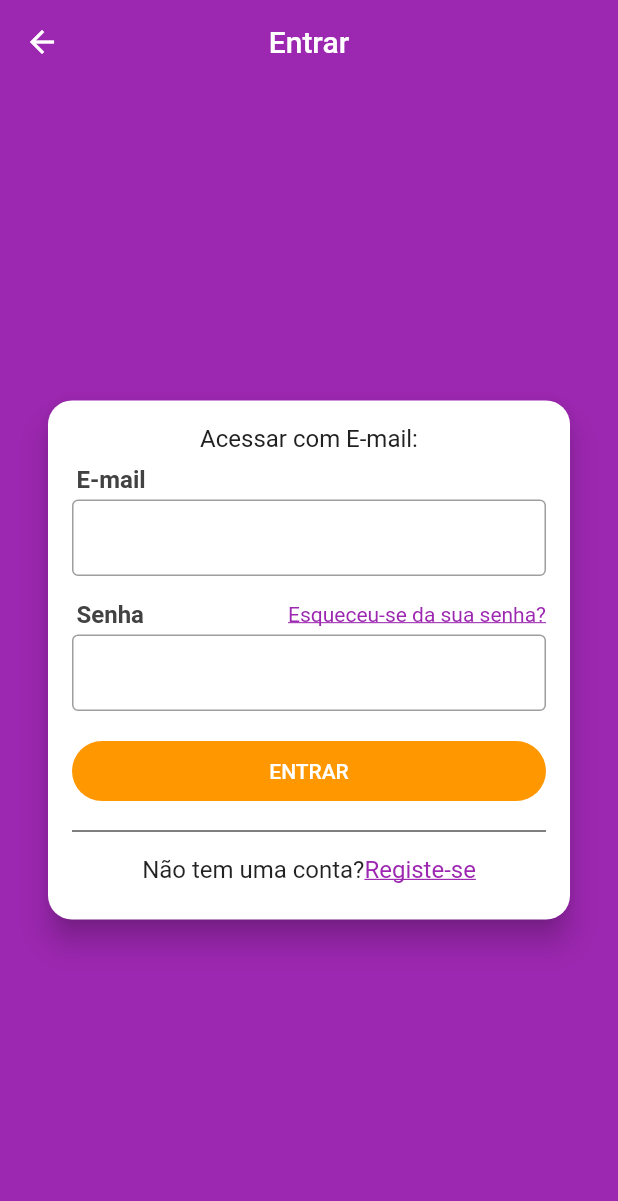
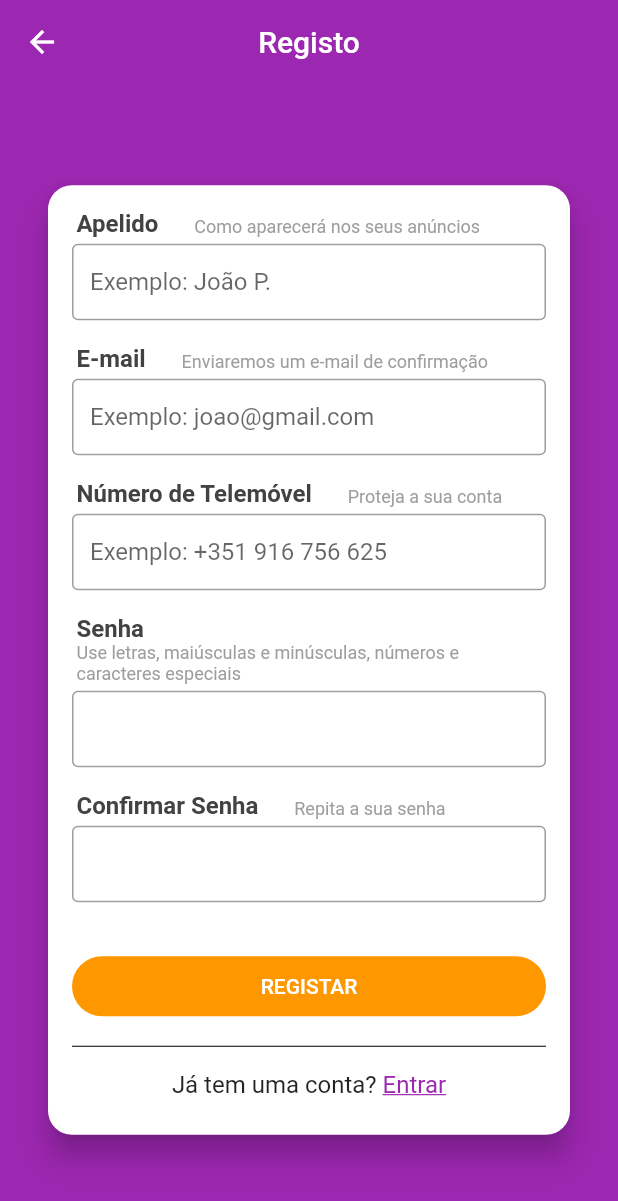
Before and after one commit to scorpaust/xlo_spark, a Flutter app: the LoginScreen screen opened directly, after a tap on "Registe-se", on a phone screen of 412 x 824 dp. Shown: the top 1201 px of the screen. Run offline on Flutter 3.47's test engine with Material 2 defaults, Android fonts, the phone set to English and light mode, and no system bars; our stand-ins replace get_it, mobx, parse_server_sdk_flutter; missing offline and left inert: connectivity_plus_web, package_info_plus_web, shared_preferences_web; generated files the repository leaves out were written again.

Commit message:
Signup Screen

```diff
--- a/lib/screens/login/login_screen.dart
+++ b/lib/screens/login/login_screen.dart
@@ -1,5 +1,6 @@
 import 'package:flutter/cupertino.dart';
 import 'package:flutter/material.dart';
+import 'package:xlo_spark/screens/signup/signup_screen.dart';
 
 class LoginScreen extends StatelessWidget {
   @override
@@ -102,10 +103,10 @@ class LoginScreen extends StatelessWidget {
                                 ),
                                 GestureDetector(
                                   onTap: () {
-                                    /*
+
                                       Navigator.of(context).push(MaterialPageRoute(
-                                        builder: (_) => SignupScreen()));
-                                    */
+                                        builder: (_) => SignUpScreen()));
+
                                   },
                                   child: const Text(
                                     'Registe-se',
--- /dev/null
+++ b/lib/screens/signup/components/field_title.dart
@@ -0,0 +1,37 @@
+import 'package:flutter/material.dart';
+
+class FieldTitle extends StatelessWidget {
+
+  FieldTitle({this.title = '', this.subtitle = ''});
+
+  final String title;
+
+  final String subtitle;
+
+  @override
+  Widget build(BuildContext context) {
+    return Padding(
+      padding: const EdgeInsets.only(left: 3, bottom: 4),
+      child: Wrap(
+        crossAxisAlignment: WrapCrossAlignment.end,
+        children: [
+          Text(
+            '$title      ',
+            style: TextStyle(
+              color: Colors.grey[800],
+              fontSize: 16,
+              fontWeight: FontWeight.w700
+            )
+          ),
+          Text(
+            '$subtitle',
+            style: const TextStyle(
+              color: Colors.grey,
+              fontSize: 12
+            )
+          )
+        ],
+      )
+    );
+  }
+}
--- /dev/null
+++ b/lib/screens/signup/signup_screen.dart
@@ -0,0 +1,141 @@
+import 'package:flutter/material.dart';
+import 'package:flutter/services.dart';
+import 'package:xlo_spark/screens/login/login_screen.dart';
+import 'package:xlo_spark/screens/signup/components/field_title.dart';
+
+class SignUpScreen extends StatelessWidget {
+  @override
+  Widget build(BuildContext context) {
+    return Scaffold(
+      appBar: AppBar(
+        title: const Text('Registo'),
+        centerTitle: true,
+      ),
+      body: Container(
+        alignment: Alignment.center,
+        child: SingleChildScrollView(
+          child: Card(margin: const EdgeInsets.symmetric(horizontal: 32),
+              elevation: 8,
+              shape: RoundedRectangleBorder(
+                  borderRadius: BorderRadius.circular(16)),
+              child: Padding(
+                padding: const EdgeInsets.all(16),
+                child: Column(
+                  crossAxisAlignment: CrossAxisAlignment.stretch,
+                  mainAxisSize: MainAxisSize.min,
+                  children: [
+                    FieldTitle(
+                      title: 'Apelido',
+                      subtitle: 'Como aparecerá nos seus anúncios',
+                    ),
+                    const TextField(
+                      decoration: InputDecoration(
+                        border: OutlineInputBorder(),
+                        hintText: 'Exemplo: João P.',
+                        isDense: true
+                      ),
+                    ),
+                    const SizedBox(height: 16,),
+                    FieldTitle(
+                      title: 'E-mail',
+                      subtitle: 'Enviaremos um e-mail de confirmação',
+                    ),
+                    const TextField(
+                      decoration: InputDecoration(
+                          border: OutlineInputBorder(),
+                          hintText: 'Exemplo: joao@gmail.com',
+                          isDense: true
+                      ),
+                      keyboardType: TextInputType.emailAddress,
+                      autocorrect: false,
+                    ),
+                    const SizedBox(height: 16,),
+                    FieldTitle(
+                      title: 'Número de Telemóvel',
+                      subtitle: 'Proteja a sua conta',
+                    ),
+                    TextField(
+                      decoration: const InputDecoration(
+                          border: OutlineInputBorder(),
+                          hintText: 'Exemplo: +351 916 756 625',
+                          isDense: true
+                      ),
+                      keyboardType: TextInputType.phone,
+                      inputFormatters: [
+                        FilteringTextInputFormatter.allow(RegExp(r'[0-9]'))
+                      ],
+                    ),
+                    const SizedBox(height: 16,),
+                    FieldTitle(
+                      title: 'Senha',
+                      subtitle: 'Use letras, maiúsculas e minúsculas, números e caracteres especiais',
+                    ),
+                    const TextField(
+                      decoration: InputDecoration(
+                        border: OutlineInputBorder(),
+                        isDense: true
+                      ),
+                      obscureText: true,
+                    ),
+                    const SizedBox(height: 16,),
+                    FieldTitle(
+                      title: 'Confirmar Senha',
+                      subtitle: 'Repita a sua senha',
+                    ),
+                    const TextField(
+                      decoration: InputDecoration(
+                          border: OutlineInputBorder(),
+                          isDense: true
+                      ),
+                      obscureText: true,
+                    ),
+                    const SizedBox(height: 16,),
+                    Container(
+                        height: 40,
+                        margin: const EdgeInsets.only(top: 20, bottom: 12),
+                        child: RaisedButton(
+                          color: Colors.orange,
+                          child: Text('REGISTAR'),
+                          textColor: Colors.white,
+                          elevation: 0,
+                          shape: RoundedRectangleBorder(
+                              borderRadius: BorderRadius.circular(20)
+                          ),
+                          onPressed: () {},
+                        )
+                    ),
+                    const Divider(color: Colors.black),
+                    Padding(
+                        padding: const EdgeInsets.symmetric(vertical: 8),
+                        child: Wrap(
+                          alignment: WrapAlignment.center,
+                          children: [
+                            const Text(
+                                'Já tem uma conta? ',
+                                style: TextStyle(fontSize: 16)
+                            ),
+                            GestureDetector(
+                              onTap: Navigator.of(context).pop,
+                              child: const Text(
+                                'Entrar',
+                                style: TextStyle(
+                                    decoration: TextDecoration.underline,
+                                    color: Colors.purple,
+                                    fontSize: 16
+                                ),
+                              ),
+
+                            )
+                          ],
+                        )
+                    )
+                  ],
+                )
+              )
+
+          ),
+        )
+      )
+    );
+  }
+}
```
